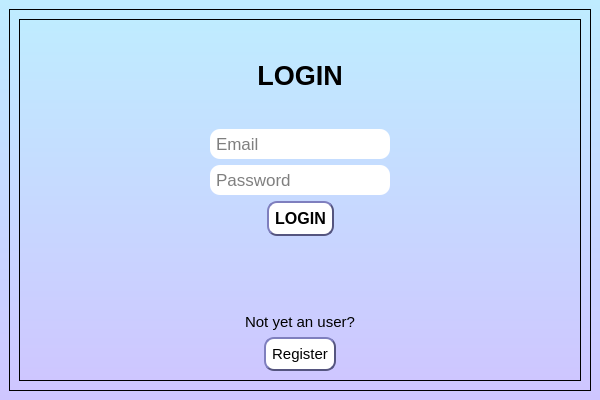
This is ui/login.ui in irakliskhirtladze/TBC_users as Qt 5 draws it before an edit. The edited form follows.
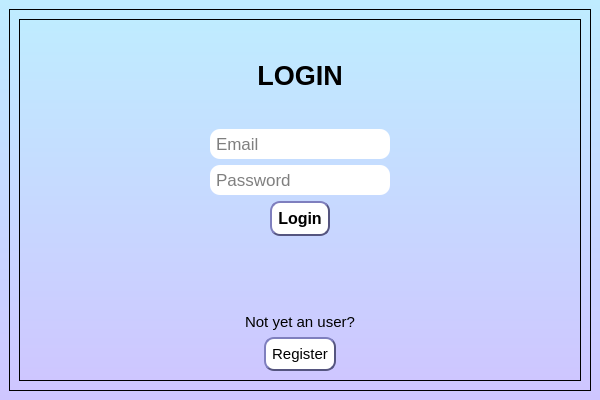
This is the edited form.

What changed in the file:
```diff
--- a/ui/login.ui
+++ b/ui/login.ui
@@ -218,7 +218,7 @@
 }</string>
                 </property>
                 <property name="text">
-                 <string>LOGIN</string>
+                 <string>Login</string>
                 </property>
                </widget>
               </item>
```
